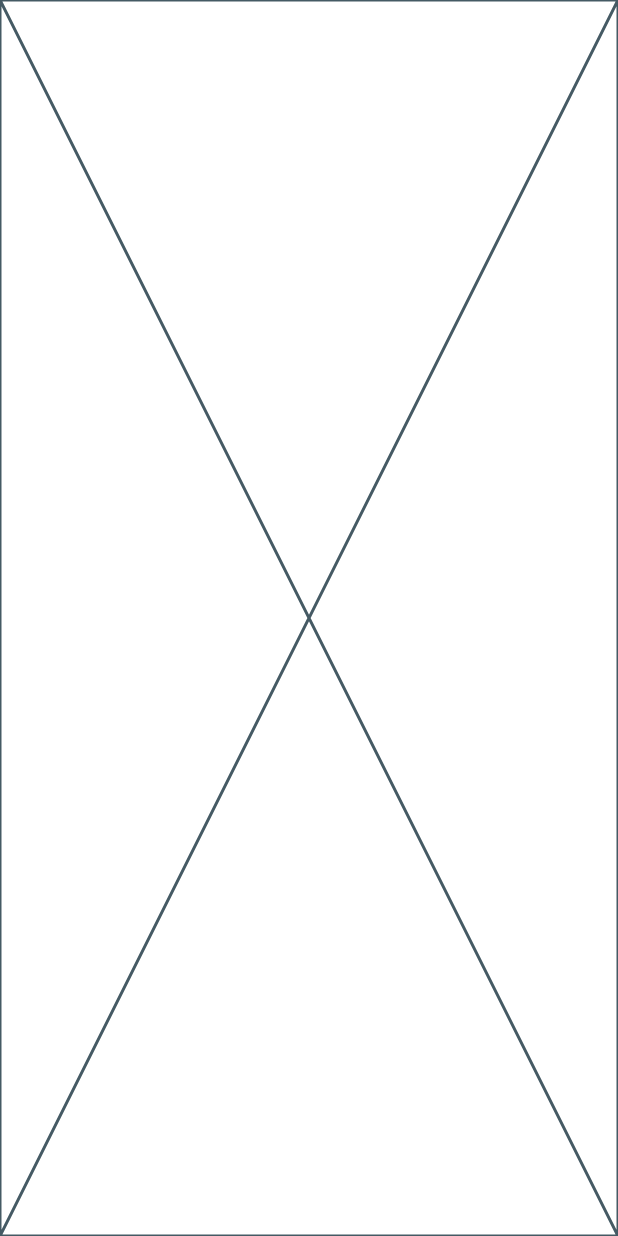
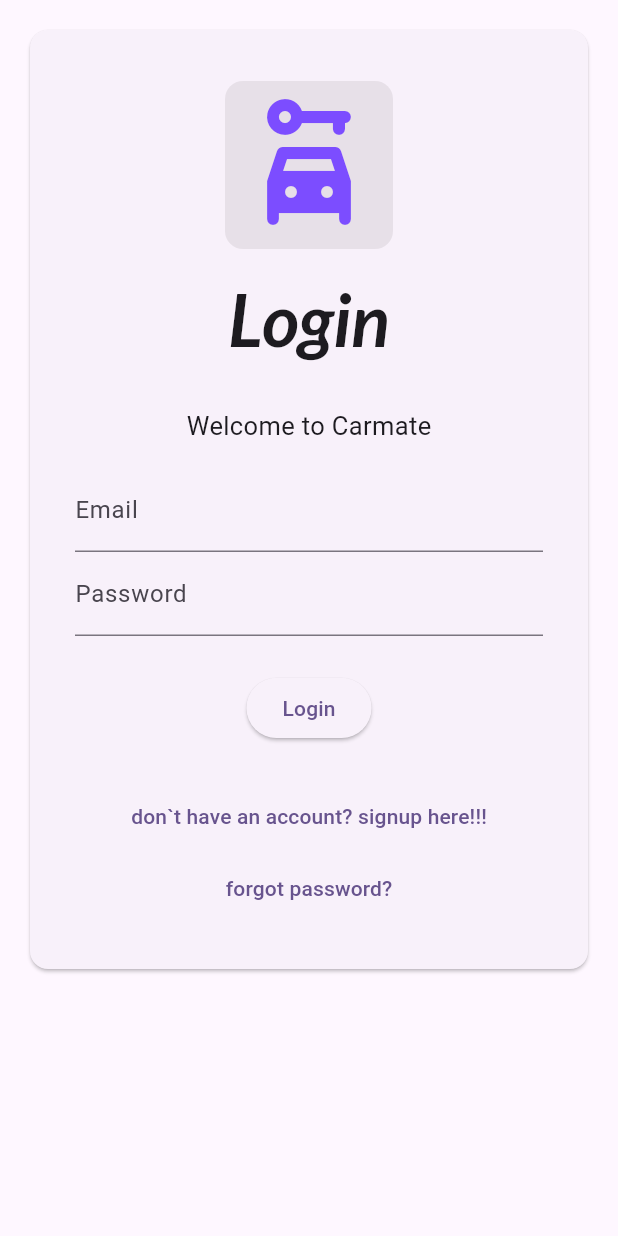
Before and after one commit to Buteya/carmate, a Flutter app: the screen it shows after launch, after a tap on "Signup", after a tap on "already have an account? login here!!!", on a phone screen of 412 x 824 dp. Run offline on Flutter 3.47's test engine with Material 3 defaults, Android fonts, the light colour scheme and no system bars; our stand-ins replace google_fonts.

Commit message:
loginscreen design upgrade

```diff
--- a/lib/screens/auth/loginscreen.dart
+++ b/lib/screens/auth/loginscreen.dart
@@ -1,4 +1,7 @@
 import 'package:flutter/material.dart';
+import 'package:google_fonts/google_fonts.dart';
+
+import '../../components/forminput.dart';
 
 class LoginScreen extends StatefulWidget {
   const LoginScreen({super.key});
@@ -8,8 +11,120 @@
 }
 
 class _LoginScreenState extends State<LoginScreen> {
+  final GlobalKey<FormState> _formKey = GlobalKey<FormState>();
+  final TextEditingController _emailController = TextEditingController();
+  final TextEditingController _passwordController = TextEditingController();
+
   @override
   Widget build(BuildContext context) {
-    return const Placeholder();
+    return Scaffold(
+      body: SingleChildScrollView(
+        child: Form(
+          key: _formKey,
+          child: Padding(
+            padding: const EdgeInsets.all(16.0),
+            child: Card(
+              child: Container(
+                margin: const EdgeInsets.all(30.0),
+                child: Column(
+                  children: [
+                    const Card.filled(
+                      child: Padding(
+                        padding: EdgeInsets.all(8.0),
+                        child: Icon(
+                          Icons.car_rental_rounded,
+                          size: 96,
+                          color: Colors.deepPurpleAccent,
+                        ),
+                      ),
+                    ),
+                    Padding(
+                      padding: const EdgeInsets.symmetric(vertical: 16.0),
+                      child: Text(
+                        'Login',
+                        style: GoogleFonts.lato(
+                          textStyle: Theme.of(context).textTheme.displayLarge,
+                          fontSize: 48,
+                          fontWeight: FontWeight.w700,
+                          fontStyle: FontStyle.italic,
+                        ),
+                      ),
+                    ),
+                    Padding(
+                      padding: const EdgeInsets.symmetric(vertical: 16.0),
+                      child: Text(
+                        'Welcome to Carmate',
+                        style: GoogleFonts.roboto(
+                          fontSize: 17,
+                        ),
+                      ),
+                    ),
+                    FormInput(
+                      inputController: _emailController,
+                      labelText: 'Email',
+                      hintText: 'Enter your email',
+                      validationFunction: (value) {
+                        if (value == null || value.isEmpty) {
+                          return "please enter your email";
+                        } else if (!value.contains("@")) {
+                          return "please enter a valid email";
+                        }
+                        return null;
+                      },
+                      obscureText: false,
+                    ),
+                    FormInput(
+                      obscureText: true,
+                      labelText: 'Password',
+                      hintText: 'Enter your password',
+                      validationFunction: (value) {
+                        if (value == null || value.isEmpty) {
+                          return "please enter your password";
+                        } else if (value.length < 8) {
+                          return "password must be at least 8 characters long";
+                        }
+                        return null;
+                      },
+                      inputController: _passwordController,
+                    ),
+                    Padding(
+                      padding: const EdgeInsets.symmetric(vertical: 24.0),
+                      child: ElevatedButton(
+                        onPressed: () {
+                          // Validate will return true if the form is valid, or false if
+                          // the form is invalid.
+                          if (_formKey.currentState!.validate()) {
+                            // Process data.
+                          }
+                        },
+                        child: const Text('Login'),
+                      ),
+                    ),
+                    TextButton(
+                      onPressed: () {
+                        if (mounted) {
+                          Navigator.pushNamed(context, '/signup');
+                        }
+                      },
+                      child:
+                      const Text("don`t have an account? signup here!!!"),
+                    ),
+                    TextButton(
+                      onPressed: () {
+                        if (mounted) {
+                          Navigator.pushNamed(context, '/passwordreset');
+                        }
+                      },
+                      child:
+                      const Text("forgot password?"),
+                    ),
+                  ],
+                ),
+              ),
+            ),
+          ),
+        ),
+      ),
+    );
   }
 }
--- a/lib/screens/auth/signupscreen.dart
+++ b/lib/screens/auth/signupscreen.dart
@@ -54,7 +54,7 @@
                     Padding(
                       padding: const EdgeInsets.symmetric(vertical: 16.0),
                       child: Text(
-                        'Welcome to carmate, an application that helps you get the car you need at the press of a button.',
+                        'Welcome to Carmate, an application that helps you get the car you need at the press of a button.',
                         style: GoogleFonts.roboto(
                           fontSize: 17,
                         ),
@@ -87,7 +87,7 @@
                       obscureText: false,
                     ),
                     FormInput(
-                      obscureText: false,
+                      obscureText: true,
                       labelText: 'Password',
                       hintText: 'Enter your password',
                       validationFunction: (value) {
```
